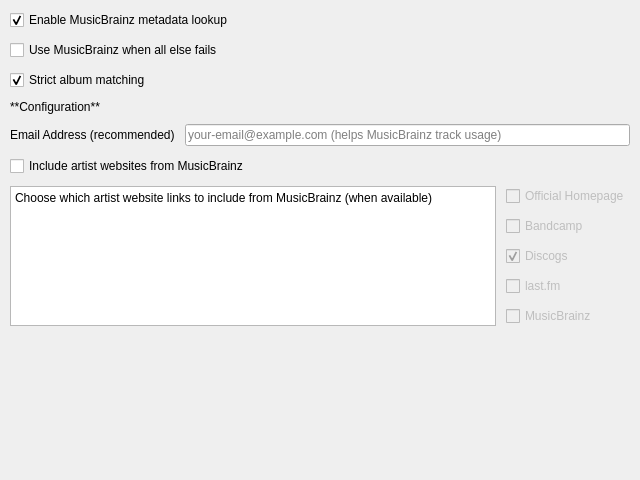
This is nowplaying/resources/ui/recognition_musicbrainz.ui in whatsnowplaying/whats-now-playing as Qt 5 draws it before an edit. The edited form follows.
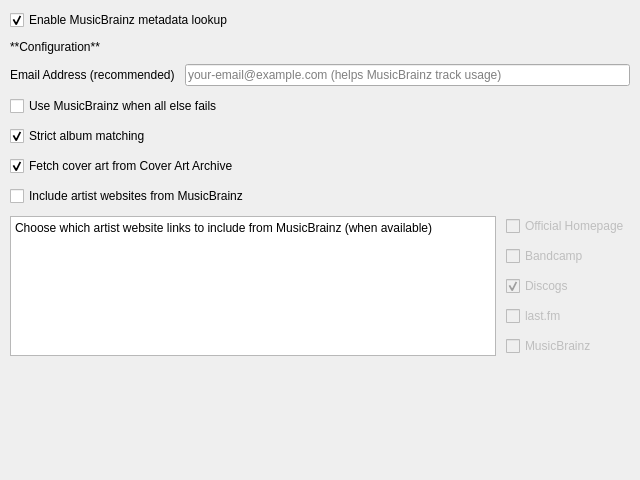
This is the edited form.

Commit message: Add cover art support to Discogs, FanArtTV, and MusicBrainz

What changed in the file:
```diff
--- a/nowplaying/resources/ui/recognition_musicbrainz.ui
+++ b/nowplaying/resources/ui/recognition_musicbrainz.ui
@@ -33,23 +33,6 @@
      </property>
     </widget>
    </item>
-   <item>
-    <widget class="QCheckBox" name="mb_fallback_checkbox">
-     <property name="text">
-      <string>Use MusicBrainz when all else fails</string>
-     </property>
-    </widget>
-   </item>
-   <item>
-    <widget class="QCheckBox" name="strict_album_checkbox">
-     <property name="text">
-      <string>Strict album matching</string>
-     </property>
-     <property name="checked">
-      <bool>true</bool>
-     </property>
-    </widget>
-   </item>
    <item>
     <widget class="QLabel" name="config_label">
      <property name="text">
@@ -87,6 +70,33 @@
      </item>
     </layout>
    </item>
+   <item>
+    <widget class="QCheckBox" name="mb_fallback_checkbox">
+     <property name="text">
+      <string>Use MusicBrainz when all else fails</string>
+     </property>
+    </widget>
+   </item>
+   <item>
+    <widget class="QCheckBox" name="strict_album_checkbox">
+     <property name="text">
+      <string>Strict album matching</string>
+     </property>
+     <property name="checked">
+      <bool>true</bool>
+     </property>
+    </widget>
+   </item>
+   <item>
+    <widget class="QCheckBox" name="coverart_checkbox">
+     <property name="text">
+      <string>Fetch cover art from Cover Art Archive</string>
+     </property>
+     <property name="checked">
+      <bool>true</bool>
+     </property>
+    </widget>
+   </item>
    <item>
     <widget class="QCheckBox" name="websites_checkbox">
      <property name="text">
```
Left out of the diff: 18 changed lines with no effect on the pictures. The commit also changes 19 other files.
